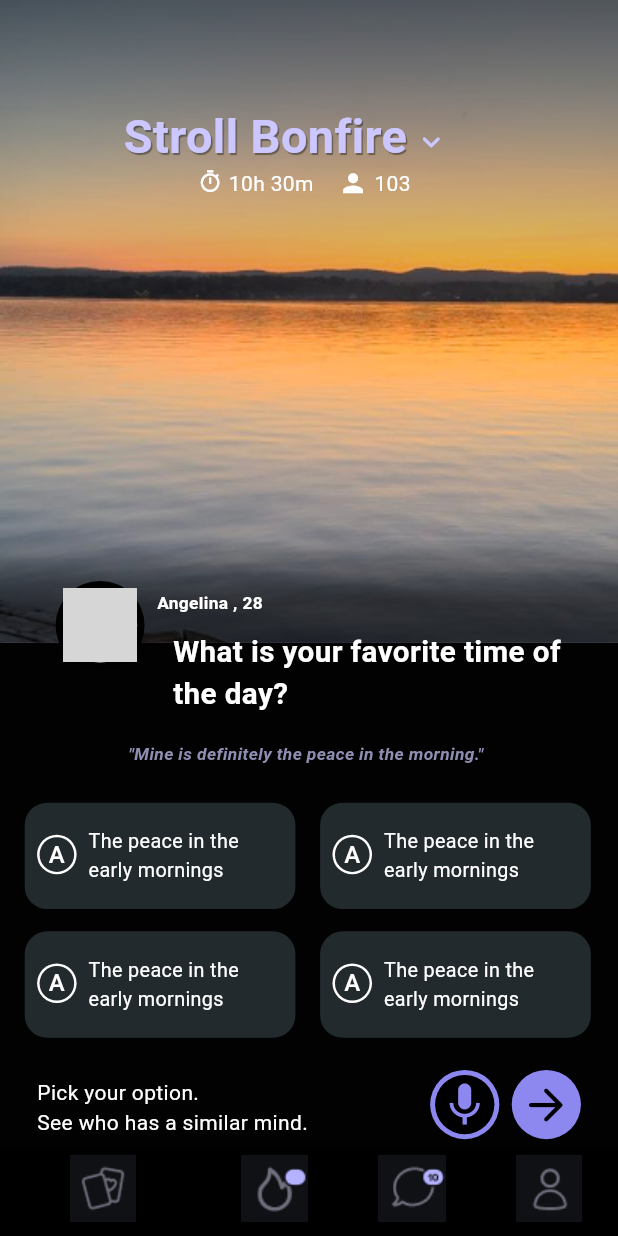
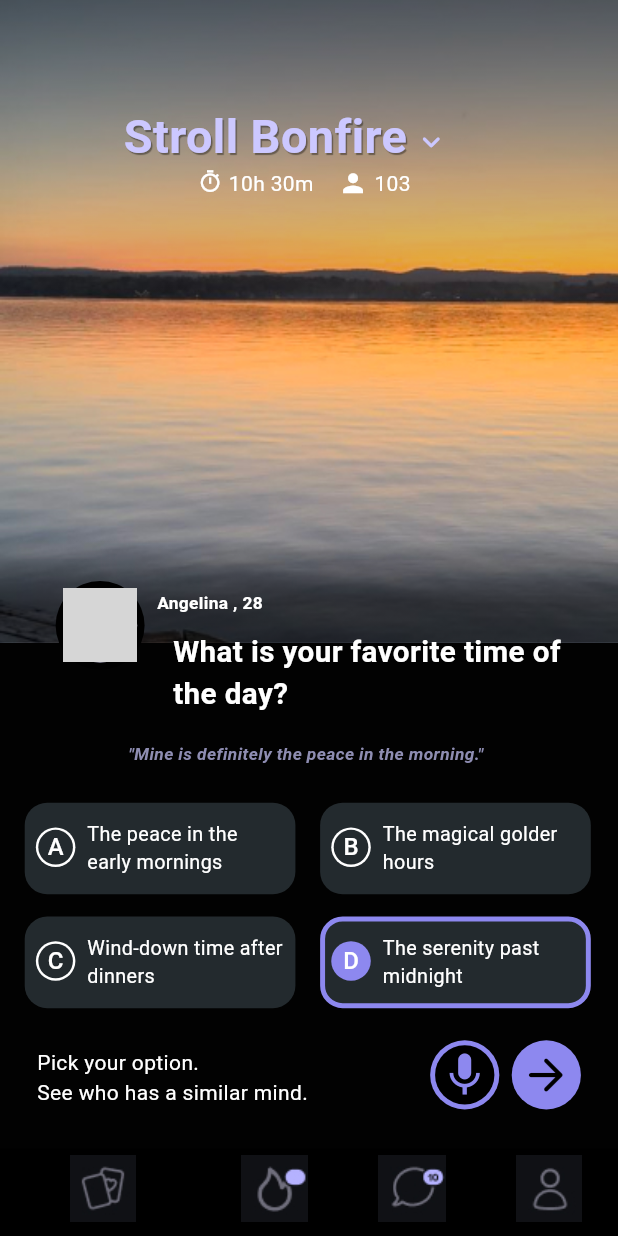
Before and after one commit to Dev-anshPandey/stroll, a Flutter app: the screen it shows after launch, on a phone screen of 412 x 824 dp. Run offline on Flutter 3.47's test engine with Material 3 defaults, Android fonts, the phone set to English and light mode, and no system bars; our stand-ins replace flutter_svg; network calls fail; grey boxes are pictures that could not be loaded.

Commit message:
fixed optionCard widget

```diff
--- a/lib/main.dart
+++ b/lib/main.dart
@@ -1,5 +1,5 @@
 import 'package:flutter/material.dart';
-import 'package:stroll/home_screen.dart';
+import 'package:stroll/screen/home_screen.dart';
 
 void main() {
   runApp(const MyApp());
--- a/lib/home_screen.dart
+++ b/lib/screen/home_screen.dart
@@ -1,5 +1,7 @@
 import 'package:flutter/material.dart';
 import 'package:flutter_svg/svg.dart';
+import 'package:stroll/widget/bottomNavBar.dart';
+import 'package:stroll/widget/option_card.dart';
 
 class HomeScreen extends StatelessWidget {
   const HomeScreen({super.key});
@@ -163,14 +165,36 @@ class HomeScreen extends StatelessWidget {
                   fontSize: height * 0.014,
                 )),
           ),
-          const Row(
-            children: [OptionCard(), OptionCard()],
+          Row(
+            children: [
+              OptionCard(
+                option: "A",
+                text: "The peace in the early mornings",
+                selected: false,
+              ),
+              OptionCard(
+                option: "B",
+                text: "The magical golder hours",
+                selected: false,
+              ),
+            ],
           ),
           SizedBox(
             height: height * 0.018,
           ),
-          const Row(
-            children: [OptionCard(), OptionCard()],
+          Row(
+            children: [
+              OptionCard(
+                option: "C",
+                text: "Wind-down time after dinners",
+                selected: false,
+              ),
+              OptionCard(
+                option: "D",
+                text: "The serenity past midnight",
+                selected: true,
+              ),
+            ],
           ),
           Row(
             mainAxisAlignment: MainAxisAlignment.spaceBetween,
@@ -226,114 +250,7 @@ class HomeScreen extends StatelessWidget {
           )
         ],
       ),
-      bottomNavigationBar: BottomNavigationBar(
-          backgroundColor: Colors.black,
-          showUnselectedLabels: true,
-          unselectedFontSize: 4,
-          selectedFontSize: 4,
-          items: [
-            BottomNavigationBarItem(
-                backgroundColor: Colors.black,
-                icon: Image.asset(
-                  "assets/Card.jpg",
-                  height: height * 0.06,
-                ),
-                activeIcon: Image.asset(
-                  "assets/Card.jpg",
-                  // color: Color(0xff6F6E7C),
-                  height: height * 0.06,
-                ),
-                label: ''),
-            BottomNavigationBarItem(
-                backgroundColor: Colors.black,
-                icon: Image.asset(
-                  "assets/bonfire.jpg",
-                  height: height * 0.06,
-                ),
-                activeIcon: Image.asset(
-                  "assets/bonfire.jpg",
-                  height: height * 0.06,
-                ),
-                label: ''),
-            BottomNavigationBarItem(
-                backgroundColor: Colors.black,
-                icon: Image.asset(
-                  "assets/Chat.jpg",
-                  height: height * 0.06,
-                ),
-                activeIcon: Image.asset(
-                  "assets/Chat.jpg",
-                  height: height * 0.06,
-                ),
-                label: ''),
-            BottomNavigationBarItem(
-                backgroundColor: Colors.black,
-                icon: Image.asset(
-                  "assets/User.jpg",
-                  height: height * 0.06,
-                ),
-                activeIcon: Image.asset(
-                  "assets/User.jpg",
-                  height: height * 0.06,
-                ),
-                label: ''),
-          ]),
+      bottomNavigationBar: BottomNavBar(height: height),
     );
   }
 }
-
-class OptionCard extends StatelessWidget {
-  const OptionCard({super.key});
-
-  @override
-  Widget build(BuildContext context) {
-    var height = MediaQuery.of(context).size.height;
-    var width = MediaQuery.of(context).size.width;
-    return Padding(
-      padding: EdgeInsets.only(left: width * 0.04),
-      child: Container(
-        width: width * 0.438,
-        decoration: const BoxDecoration(
-            color: Color(0xff232A2E),
-            borderRadius: BorderRadius.all(Radius.circular(15))),
-        child: Padding(
-          padding: EdgeInsets.only(
-              left: width * 0.02, top: height * 0.02, bottom: height * 0.02),
-          child: Row(
-            crossAxisAlignment: CrossAxisAlignment.start,
-            mainAxisAlignment: MainAxisAlignment.start,
-            children: [
-              Padding(
-                padding: EdgeInsets.only(top: height * 0.006),
-                child: CircleAvatar(
-                  radius: height * 0.016,
-                  backgroundColor: Colors.white,
-                  child: CircleAvatar(
-                    radius: height * 0.014,
-                    backgroundColor: Color(0xff232A2E),
-                    child: const Text(
-                      'A',
-                      style: TextStyle(color: Colors.white),
-                    ),
-                  ),
-                ),
-              ),
-              Padding(
-                padding:
-                    EdgeInsets.only(top: height * 0.0, left: width * 0.019),
-                child: Container(
-                  width: width * 0.32,
-                  child: Text('The peace in the early mornings ',
-                      style: TextStyle(
-                        color: Colors.white,
-                        fontSize: height * 0.016,
-                      )),
-                ),
-              ),
-            ],
-          ),
-        ),
-      ),
-    );
-  }
-}
--- /dev/null
+++ b/lib/widget/bottomNavBar.dart
@@ -0,0 +1,66 @@
+import 'package:flutter/material.dart';
+
+class BottomNavBar extends StatelessWidget {
+  const BottomNavBar({
+    super.key,
+    required this.height,
+  });
+
+  final double height;
+
+  @override
+  Widget build(BuildContext context) {
+    return BottomNavigationBar(
+        backgroundColor: Colors.black,
+        showUnselectedLabels: true,
+        unselectedFontSize: 4,
+        selectedFontSize: 4,
+        items: [
+          BottomNavigationBarItem(
+              backgroundColor: Colors.black,
+              icon: Image.asset(
+                "assets/Card.jpg",
+                height: height * 0.06,
+              ),
+              activeIcon: Image.asset(
+                "assets/Card.jpg",
+                // color: Color(0xff6F6E7C),
+                height: height * 0.06,
+              ),
+              label: ''),
+          BottomNavigationBarItem(
+              backgroundColor: Colors.black,
+              icon: Image.asset(
+                "assets/bonfire.jpg",
+                height: height * 0.06,
+              ),
+              activeIcon: Image.asset(
+                "assets/bonfire.jpg",
+                height: height * 0.06,
+              ),
+              label: ''),
+          BottomNavigationBarItem(
+              backgroundColor: Colors.black,
+              icon: Image.asset(
+                "assets/Chat.jpg",
+                height: height * 0.06,
+              ),
+              activeIcon: Image.asset(
+                "assets/Chat.jpg",
+                height: height * 0.06,
+              ),
+              label: ''),
+          BottomNavigationBarItem(
+              backgroundColor: Colors.black,
+              icon: Image.asset(
+                "assets/User.jpg",
+                height: height * 0.06,
+              ),
+              activeIcon: Image.asset(
+                "assets/User.jpg",
+                height: height * 0.06,
+              ),
+              label: ''),
+        ]);
+  }
+}
--- /dev/null
+++ b/lib/widget/option_card.dart
@@ -0,0 +1,65 @@
+import 'package:flutter/material.dart';
+
+class OptionCard extends StatelessWidget {
+  String option;
+  String text;
+  bool selected;
+  OptionCard(
+      {required this.option, required this.text, required this.selected});
+
+  @override
+  Widget build(BuildContext context) {
+    var height = MediaQuery.of(context).size.height;
+    var width = MediaQuery.of(context).size.width;
+    return Padding(
+      padding: EdgeInsets.only(left: width * 0.04),
+      child: Container(
+        width: width * 0.438,
+        decoration: BoxDecoration(
+            color: Color(0xff232A2E),
+            border: Border.all(
+                width: height * 0.004,
+                color: selected ? Color(0xff8D88EF) : Colors.transparent),
+            borderRadius: BorderRadius.all(Radius.circular(15))),
+        child: Padding(
+          padding: EdgeInsets.only(
+              left: width * 0.01, top: height * 0.01, bottom: height * 0.01),
+          child: Row(
+            crossAxisAlignment: CrossAxisAlignment.start,
+            mainAxisAlignment: MainAxisAlignment.start,
+            children: [
+              Padding(
+                padding: EdgeInsets.only(top: height * 0.006),
+                child: CircleAvatar(
+                  radius: height * 0.016,
+                  backgroundColor: selected ? Color(0xff8D88EF) : Colors.white,
+                  child: CircleAvatar(
+                    radius: height * 0.014,
+                    backgroundColor:
+                        selected ? Color(0xff8D88EF) : Color(0xff232A2E),
+                    child: Text(
+                      option,
+                      style: const TextStyle(color: Colors.white),
+                    ),
+                  ),
+                ),
+              ),
+              Padding(
+                padding:
+                    EdgeInsets.only(top: height * 0.0, left: width * 0.019),
+                child: Container(
+                  width: width * 0.32,
+                  child: Text(text,
+                      style: TextStyle(
+                        color: Colors.white,
+                        fontSize: height * 0.016,
+                      )),
+                ),
+              ),
+            ],
+          ),
+        ),
+      ),
+    );
+  }
+}
```
